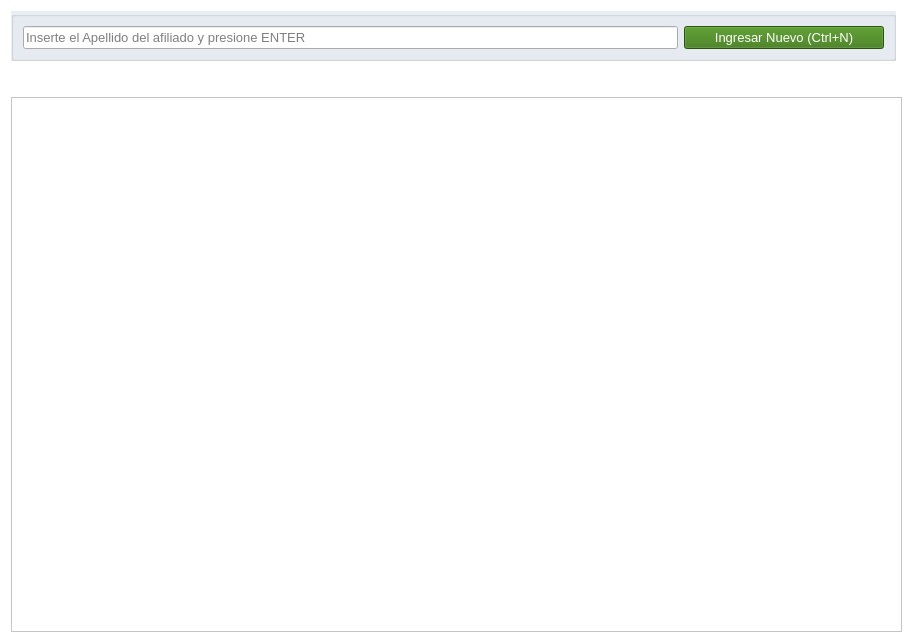
Before: the Qt Designer form gui/listas/listaAfiliados.ui in shae-ra/sindicato, drawn with Qt 5.
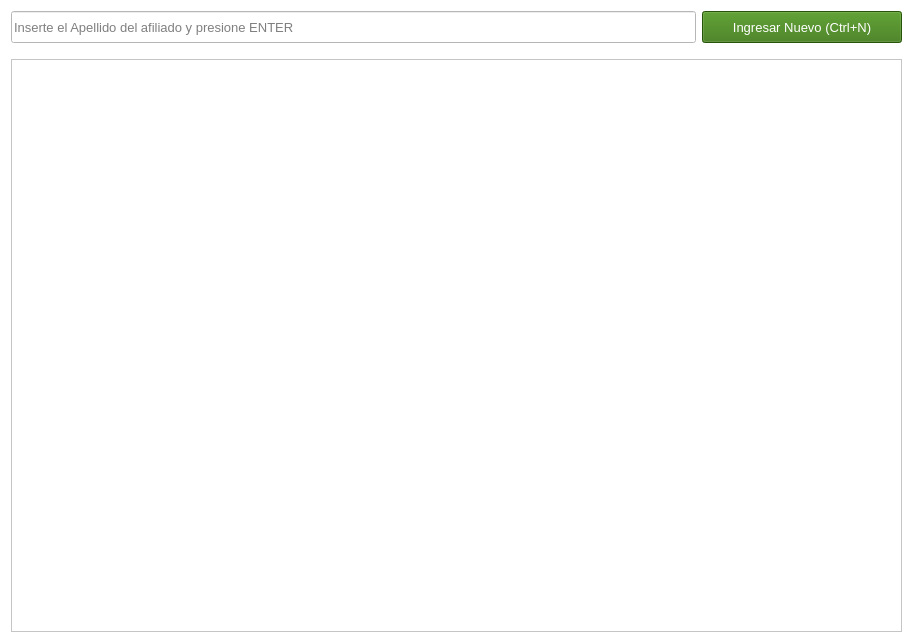
After: the same form once the commit is applied. Icons and pictures are not drawn.

What changed in the file:
```diff
--- a/gui/listas/listaAfiliados.ui
+++ b/gui/listas/listaAfiliados.ui
@@ -428,9 +428,9 @@
   <property name="windowTitle">
    <string/>
   </property>
-  <layout class="QGridLayout" name="gridLayout_3">
+  <layout class="QGridLayout" name="gridLayout">
    <item row="0" column="0">
-    <layout class="QGridLayout" name="gridLayout_2" rowstretch="5,5,90">
+    <layout class="QGridLayout" name="gridLayout_2" rowstretch="5,0,90">
      <item row="1" column="0" colspan="2">
       <spacer name="horizontalSpacer">
        <property name="orientation">
@@ -468,49 +468,6 @@
        </attribute>
       </widget>
      </item>
-     <item row="0" column="0">
-      <widget class="QGroupBox" name="groupBox">
-       <property name="styleSheet">
-        <string notr="true">#groupBox{
-background-color: #E9EDF4}</string>
-       </property>
-       <property name="title">
-        <string/>
-       </property>
-       <layout class="QGridLayout" name="gridLayout">
-        <item row="0" column="0">
-         <widget class="QLineEdit" name="ln_buscar">
-          <property name="sizePolicy">
-           <sizepolicy hsizetype="Expanding" vsizetype="Expanding">
-            <horstretch>0</horstretch>
-            <verstretch>0</verstretch>
-           </sizepolicy>
-          </property>
-          <property name="font">
-           <font>
-            <family>MS Shell Dlg 2</family>
-            <pointsize>10</pointsize>
-            <weight>50</weight>
-            <bold>false</bold>
-           </font>
-          </property>
-          <property name="mouseTracking">
-           <bool>false</bool>
-          </property>
-          <property name="text">
-           <string/>
-          </property>
-          <property name="frame">
-           <bool>true</bool>
-          </property>
-          <property name="placeholderText">
-           <string>Inserte el Apellido del afiliado y presione ENTER</string>
-          </property>
-          <property name="clearButtonEnabled">
-           <bool>true</bool>
-          </property>
-         </widget>
-        </item>
         <item row="0" column="1">
          <widget class="QPushButton" name="btn_nuevo">
           <property name="sizePolicy">
@@ -563,7 +520,37 @@
           </property>
          </widget>
         </item>
-       </layout>
+     <item row="0" column="0">
+      <widget class="QLineEdit" name="ln_buscar">
+       <property name="sizePolicy">
+        <sizepolicy hsizetype="Expanding" vsizetype="Expanding">
+         <horstretch>0</horstretch>
+         <verstretch>0</verstretch>
+        </sizepolicy>
+       </property>
+       <property name="font">
+        <font>
+         <family>MS Shell Dlg 2</family>
+         <pointsize>10</pointsize>
+         <weight>50</weight>
+         <bold>false</bold>
+        </font>
+       </property>
+       <property name="mouseTracking">
+        <bool>false</bool>
+       </property>
+       <property name="text">
+        <string/>
+       </property>
+       <property name="frame">
+        <bool>true</bool>
+       </property>
+       <property name="placeholderText">
+        <string>Inserte el Apellido del afiliado y presione ENTER</string>
+       </property>
+       <property name="clearButtonEnabled">
+        <bool>true</bool>
+       </property>
       </widget>
      </item>
     </layout>
```
Lines whose indentation alone changed are shown as unchanged.
